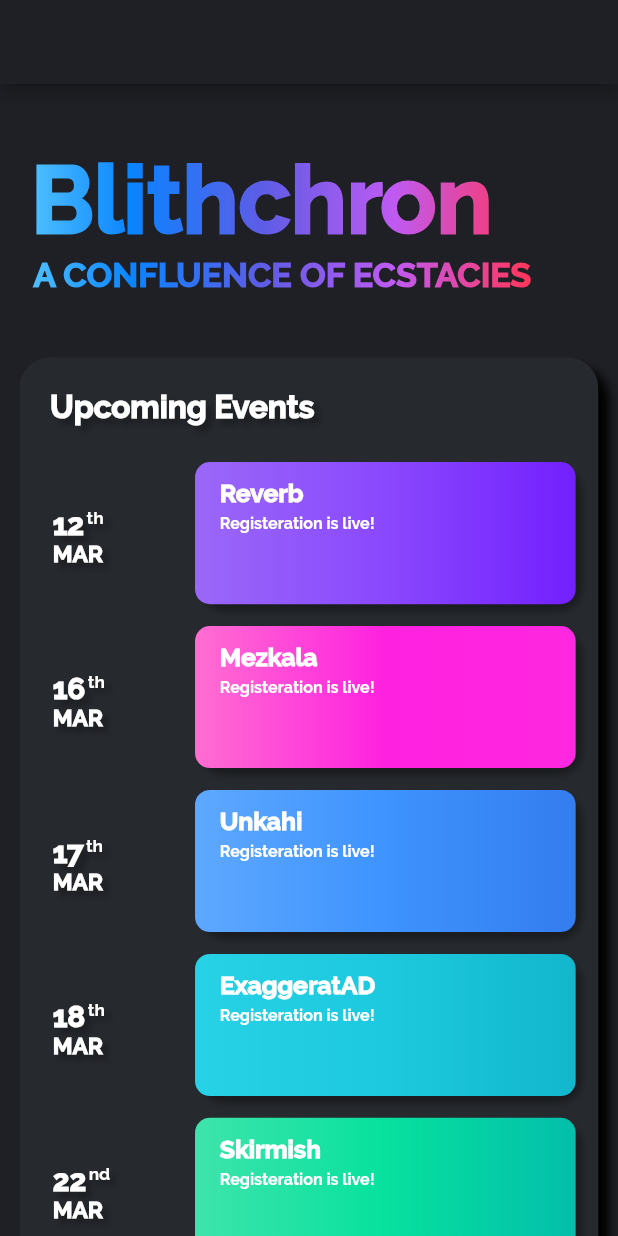
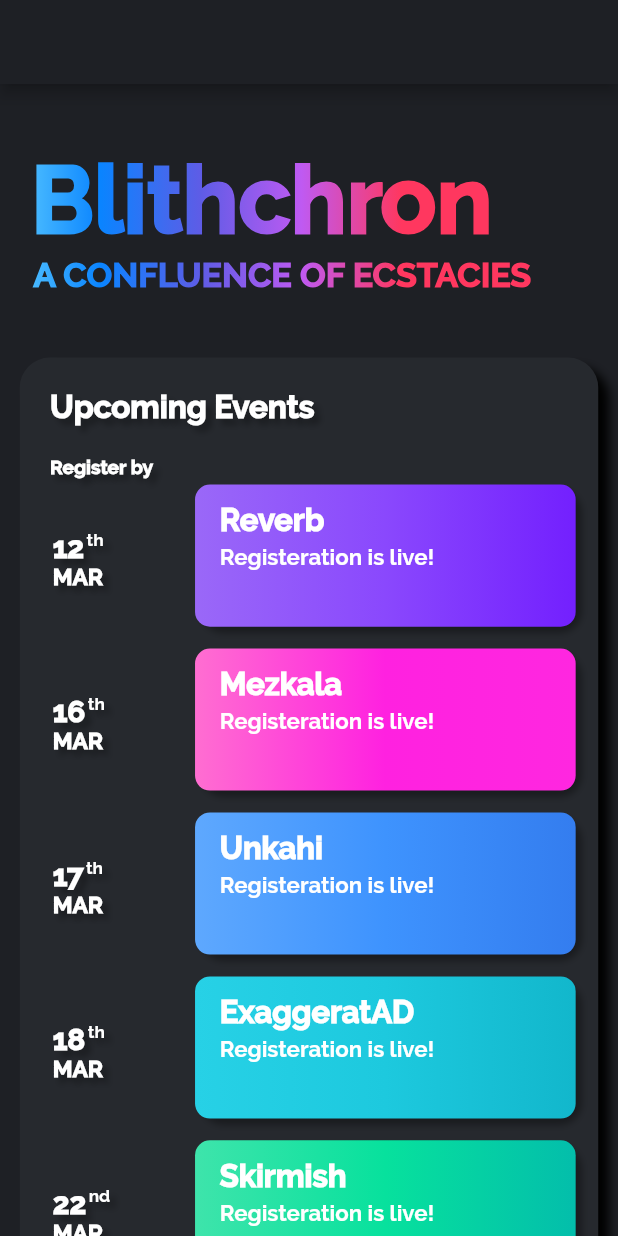
Before and after one commit to GautamV234/Blithchron, a Flutter app: the screen it shows after launch, on a phone screen of 412 x 824 dp. Run offline on Flutter 3.47's test engine with Material 2 defaults, Android fonts, the phone set to English and light mode, and no system bars.

Commit message:
ResponsiveErrorsHandling

```diff
--- a/lib/Providers/EventsProvider.dart
+++ b/lib/Providers/EventsProvider.dart
@@ -54,6 +54,26 @@
       color: [Color(0xff3ee4ab), Color(0xff07e19d), Color(0xff03beab)],
       routeName: 'None',
     ),
+    HomeScreenModel(
+      eventNum: 6,
+      dateDay: '22',
+      dateSuffix: 'nd',
+      dateMonth: 'MAR',
+      eventName: 'Lenz Law',
+      eventDescription: 'Registeration is live!',
+      color: [Color(0xff5ea8fe), Color(0xff3e93fe), Color(0xff347def)],
+      routeName: 'None',
+    ),
+    HomeScreenModel(
+      eventNum: 7,
+      dateDay: '24',
+      dateSuffix: 'th',
+      dateMonth: 'MAR',
+      eventName: 'Quizzitch',
+      eventDescription: 'Registeration is live!',
+      color: [Color(0xff9a68f8), Color(0xff8a48fd), Color(0xff7320fe)],
+      routeName: 'None',
+    ),
   ];
 
   List<HomeScreenModel> get eventsList {
--- a/lib/Screens/HomeScreen.dart
+++ b/lib/Screens/HomeScreen.dart
@@ -10,19 +10,6 @@
 import '../Screens/CampusAdvisorScreen.dart';
 
 class HomeScreen extends StatelessWidget {
-  // change the colors to match the gradients in the text
-  final Shader linearGradientTitle = LinearGradient(
-    colors: <Color>[
-      Color(0xff64d2ff),
-      Color(0xff0a84ff),
-      Color(0xff5e5ce6),
-      Color(0xffbf5af2),
-      Color(0xffff375f),
-    ],
-  ).createShader(
-    Rect.fromLTWH(0.0, 0.0, 350.0, 70.0),
-  );
-
   @override
   Widget build(BuildContext context) {
     final eventsDataProvider = Provider.of<EventsDataProvider>(context);
@@ -75,6 +62,18 @@
       _screenHeight = data.size.width;
       _screenWidth = data.size.height;
     }
+
+    final Shader linearGradientTitle = LinearGradient(
+      colors: <Color>[
+        Color(0xff64d2ff),
+        Color(0xff0a84ff),
+        Color(0xff5e5ce6),
+        Color(0xffbf5af2),
+        Color(0xffff375f),
+      ],
+    ).createShader(
+      Rect.fromLTWH(0.0, 0.0, _screenWidth * 0.65, 70.0),
+    );
 
     return Scaffold(
       backgroundColor: Color(0xff1e2025),
@@ -162,8 +161,31 @@
                             ],
                           ),
                         ),
+                        Padding(
+                          padding: EdgeInsets.fromLTRB(
+                              _screenHeight * 0.0095, 0, 0, 0),
+                          child: Row(
+                            mainAxisAlignment: MainAxisAlignment.start,
+                            children: [
+                              Padding(
+                                padding: EdgeInsets.fromLTRB(
+                                    _screenWidth * 0.03, 0, 0, 0),
+                                child: Text(
+                                  'Register by',
+                                  style: TextStyle(
+                                      shadows: [
+                                        dropShadow2,
+                                      ],
+                                      color: Colors.white,
+                                      fontSize: _screenHeight * 0.0155,
+                                      fontWeight: FontWeight.w900),
+                                ),
+                              ),
+                            ],
+                          ),
+                        ),
                         Container(
-                          height: _screenHeight * 0.68,
+                          height: _screenHeight * 0.98,
                           child: ListView.builder(
                             physics: NeverScrollableScrollPhysics(),
                             itemCount: eventsList.length,
--- a/lib/Widgets/HomeScreenItem.dart
+++ b/lib/Widgets/HomeScreenItem.dart
@@ -171,7 +171,7 @@
                             fontFamily: 'Raleway',
                             color: Colors.white,
                             fontWeight: FontWeight.w900,
-                            fontSize: _screenHeight * 0.02,
+                            fontSize: _screenHeight * 0.025,
                             // fontSize: 20,
                           ),
                         ),
@@ -187,7 +187,7 @@
                           style: TextStyle(
                             fontFamily: 'Raleway',
                             color: Colors.white,
-                            fontSize: _screenHeight * 0.013,
+                            fontSize: _screenHeight * 0.018,
                             // fontSize: 12,
                           ),
                         ),
```
Also changed, not shown: lib/Screens/CampusAdvisorScreen.dart (+80 -23 lines), lib/Screens/ContactUsScreen.dart (+4 -4 lines), lib/Screens/EventsScreen.dart (+12 -12 lines), lib/Screens/OurTeamScreen.dart (+12 -11 lines), lib/Screens/SponsorsScreen.dart (+13 -11 lines), assets/bitmoji/ishan.png.
